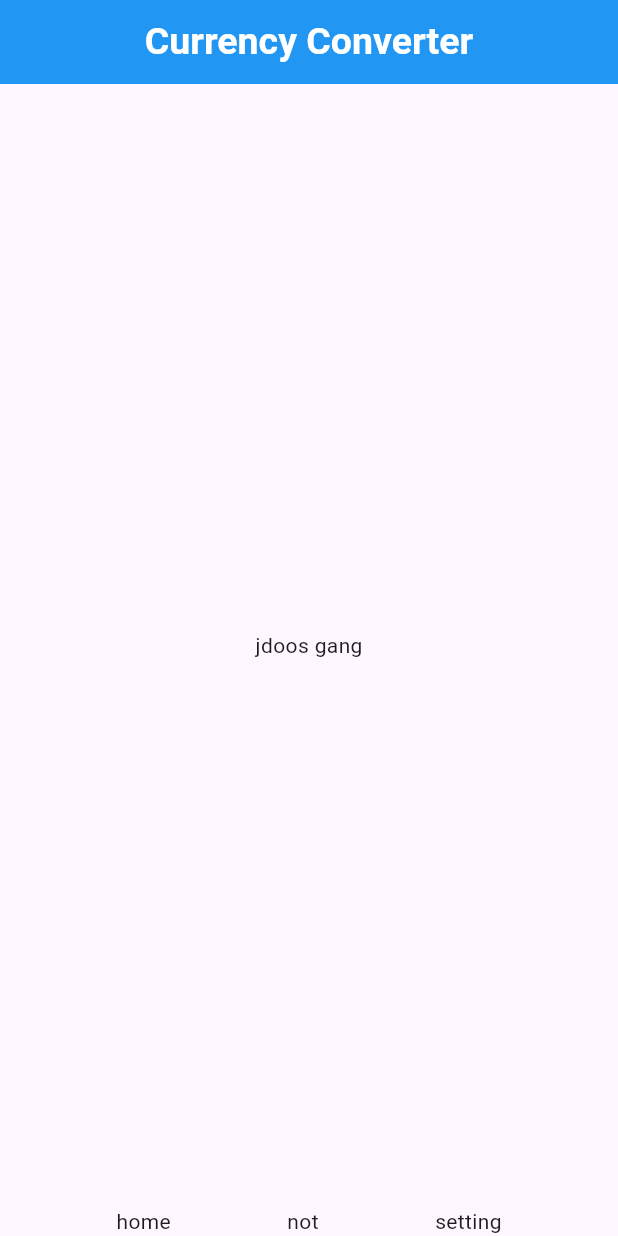
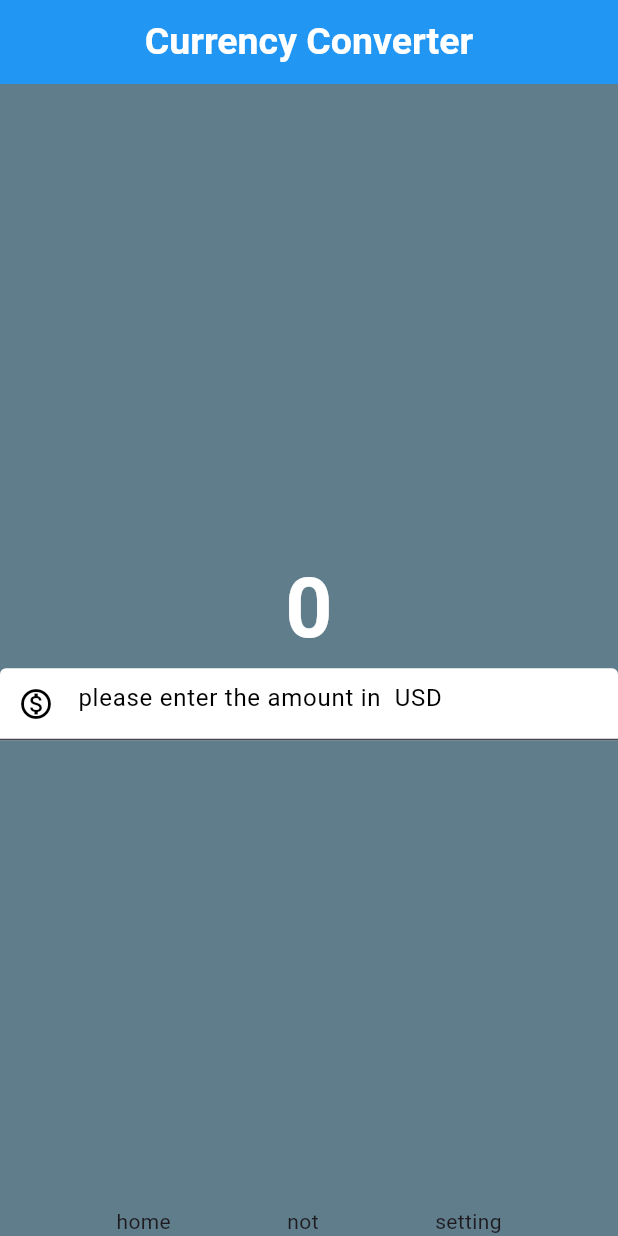
Before and after one commit to jodosjodos/currency_converter, a Flutter app: the screen it shows after launch, on a phone screen of 412 x 824 dp. Run offline on Flutter 3.47's test engine with Material 3 defaults, Android fonts, the phone set to English and light mode, and no system bars.

Commit message:
[add] add TextField

```diff
--- a/lib/currency_converter_material_page.dart
+++ b/lib/currency_converter_material_page.dart
@@ -4,8 +4,10 @@ class CurrencyConverterMaterialPage extends StatelessWidget {
   const CurrencyConverterMaterialPage({super.key});
 
   @override
+  // BuildContext let your widget be know is available
   Widget build(BuildContext context) {
     return Scaffold(
+      backgroundColor: Colors.blueGrey,
       appBar: AppBar(
         title: const Text(
           "Currency Converter",
@@ -16,11 +18,37 @@ class CurrencyConverterMaterialPage extends StatelessWidget {
         centerTitle: true,
       ),
       body: const Center(
-        child: Text("jdoos gang"),
+        child: Column(
+          mainAxisAlignment: MainAxisAlignment.center,
+          children: [
+            Text(
+              "0",
+              style: TextStyle(
+                  fontSize: 55,
+                  fontWeight: FontWeight.bold,
+                  color: Color.fromARGB(255, 255, 255, 255)),
+            ),
+            TextField(
+              style: TextStyle(
+                color: Colors.white,
+              ),
+              decoration: InputDecoration(
+                  hintText: "please enter the amount in  USD",
+                  hintStyle: TextStyle(
+                    color: Colors.black,
+                  ),
+                  prefixIcon: Icon(
+                    Icons.monetization_on_outlined,
+                  ),
+                  prefixIconColor: Colors.black,
+                  filled: true,
+                  fillColor: Colors.white),
+            ),
+          ],
+        ),
       ),
       bottomNavigationBar: const Row(
         mainAxisAlignment: MainAxisAlignment.spaceEvenly,
-
         children: [Text("home"), Text("not"), Text("setting")],
       ),
     );
```
